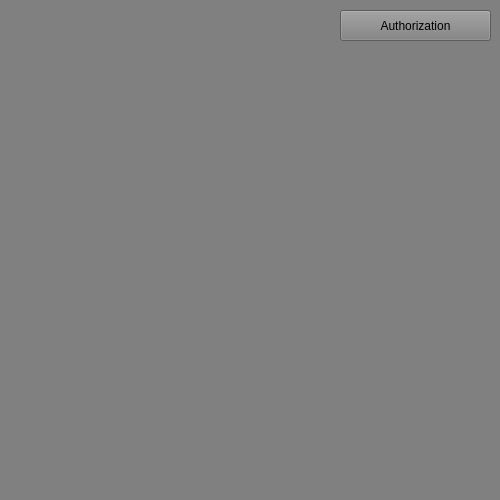
Before: the Qt Designer form mainwindow.ui in BeanDx/zoo-shop-qt-coursework, drawn with Qt 5.
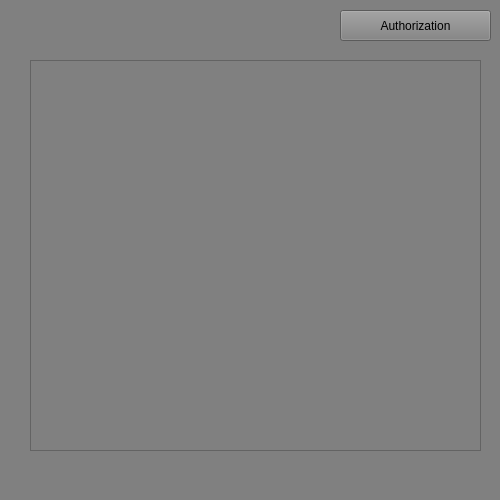
After: the same form once the commit is applied.

Commit message: Added display of products on the main window

```diff
--- a/mainwindow.ui
+++ b/mainwindow.ui
@@ -44,6 +44,16 @@
      <string>Authorization</string>
     </property>
    </widget>
+   <widget class="QListWidget" name="productsListWidget">
+    <property name="geometry">
+     <rect>
+      <x>30</x>
+      <y>60</y>
+      <width>451</width>
+      <height>391</height>
+     </rect>
+    </property>
+   </widget>
   </widget>
   <widget class="QMenuBar" name="menubar">
    <property name="geometry">
```
The commit also changes 6 other files.
